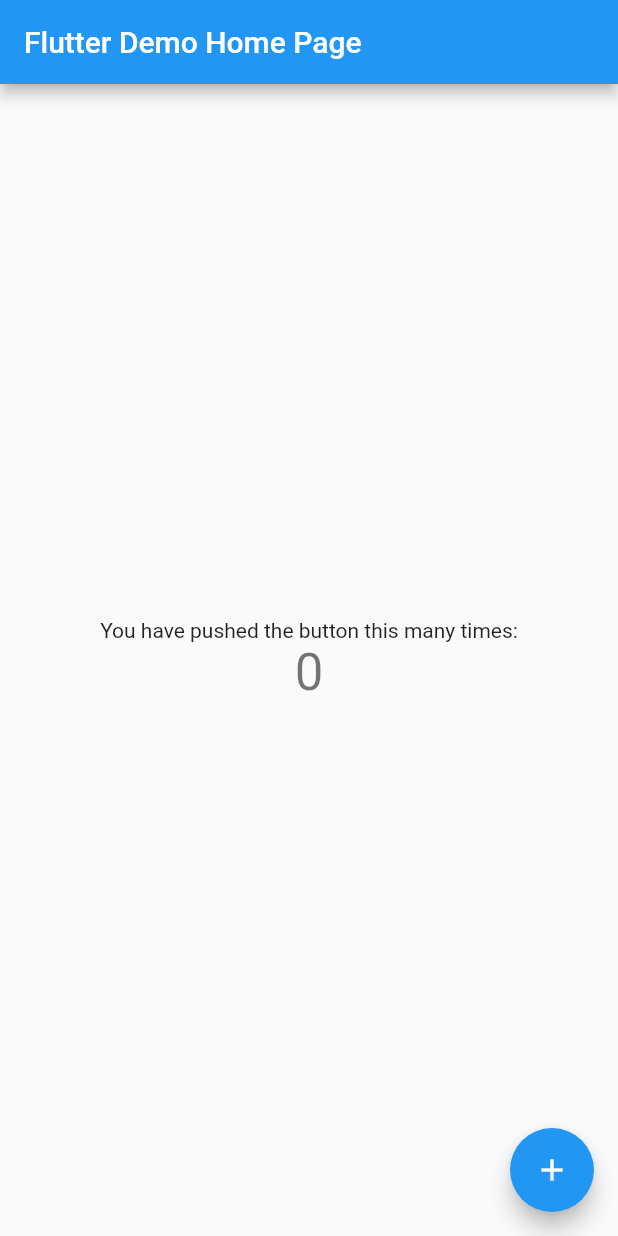
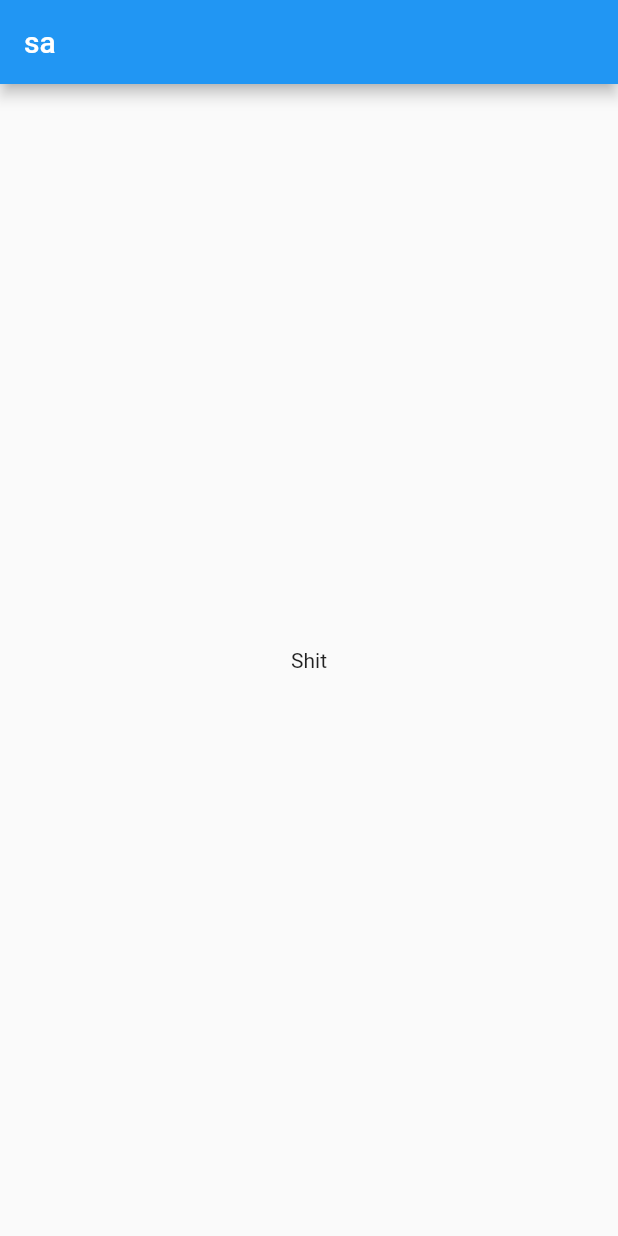
Before and after one commit to daopmdean/the-chat, a Flutter app: the screen it shows after launch, on a phone screen of 412 x 824 dp. Run offline on Flutter 3.47's test engine with Material 2 defaults, Android fonts, the phone set to English and light mode, and no system bars; our stand-ins replace cloud_firestore, firebase_core; accounts and stored records are empty.

```diff
--- a/lib/main.dart
+++ b/lib/main.dart
@@ -1,6 +1,17 @@
+import 'package:cloud_firestore/cloud_firestore.dart';
+import 'package:firebase_core/firebase_core.dart';
 import 'package:flutter/material.dart';
 
-void main() {
+void main() async {
+  // WidgetsFlutterBinding.ensureInitialized();
+  // await Firebase.initializeApp();
+
+  // FirebaseFirestore.instance
+  //     .collection('collectionPath')
+  //     .snapshots()
+  //     .listen((event) {
+  //   print(event);
+  // });
   runApp(const MyApp());
 }
 
@@ -29,38 +40,14 @@ class MyHomePage extends StatefulWidget {
 }
 
 class _MyHomePageState extends State<MyHomePage> {
-  int _counter = 0;
-
-  void _incrementCounter() {
-    setState(() {
-      _counter++;
-    });
-  }
-
   @override
   Widget build(BuildContext context) {
     return Scaffold(
       appBar: AppBar(
-        title: Text(widget.title),
+        title: const Text('sa'),
       ),
-      body: Center(
-        child: Column(
-          mainAxisAlignment: MainAxisAlignment.center,
-          children: <Widget>[
-            const Text(
-              'You have pushed the button this many times:',
-            ),
-            Text(
-              '$_counter',
-              style: Theme.of(context).textTheme.headline4,
-            ),
-          ],
-        ),
-      ),
-      floatingActionButton: FloatingActionButton(
-        onPressed: _incrementCounter,
-        tooltip: 'Increment',
-        child: const Icon(Icons.add),
+      body: const Center(
+        child: Text('Shit'),
       ),
     );
   }
--- a/pubspec.yaml
+++ b/pubspec.yaml
@@ -34,6 +34,9 @@ dependencies:
   # The following adds the Cupertino Icons font to your application.
   # Use with the CupertinoIcons class for iOS style icons.
   cupertino_icons: ^1.0.2
+
+  firebase_core: ^1.16.0
+  cloud_firestore: ^3.1.14
 
 dev_dependencies:
   flutter_test:
```
Also changed, not shown: lib/screen/chat_screen.dart (added, +35 -0 lines), pubspec.lock, 6 other files.
